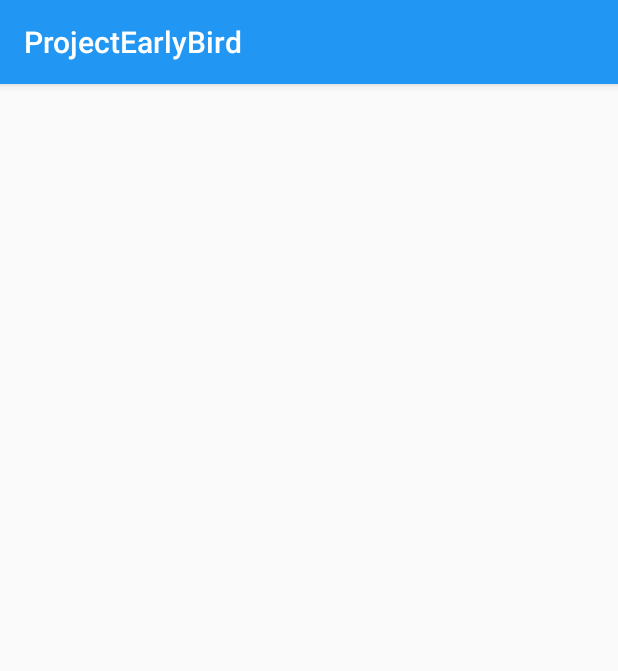
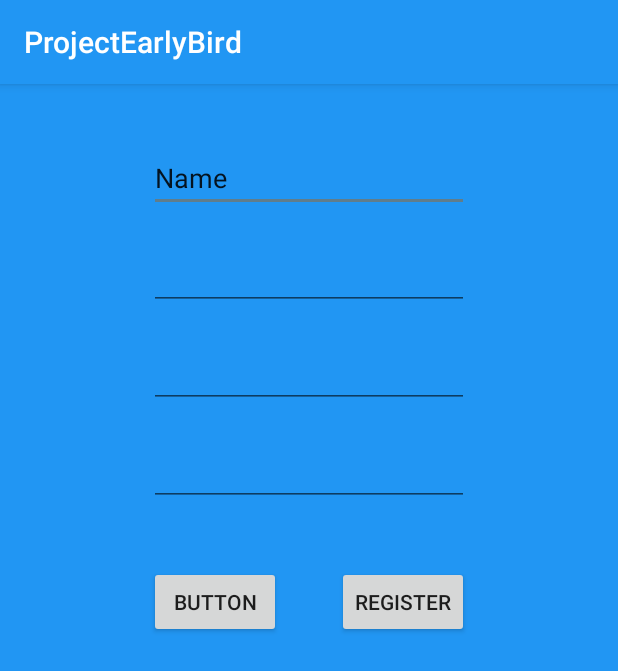
Before and after one commit to jnikodemus/projectearlybird, an Android app: the RegisterActivity screen opened directly, with no data from a screen before it, on a phone screen of 412 x 824 dp. Shown: the top 671 px of the screen. Run offline under Robolectric (Android 15) with nearby library versions, the phone set to English and light mode, and no system bars.

Commit message:
Added ActivityRegister

```diff
--- a/app/src/main/java/de/ntbit/projectearlybird/ui/LoginActivity.kt
+++ b/app/src/main/java/de/ntbit/projectearlybird/ui/LoginActivity.kt
@@ -5,12 +5,9 @@
 import de.ntbit.projectearlybird.R
 
 import de.ntbit.projectearlybird.connection.ParseConnection
-import java.util.logging.Logger
 
 
 class LoginActivity : AppCompatActivity() {
-
-    private val log = Logger.getLogger(this.localClassName)
 
     override fun onCreate(savedInstanceState: Bundle?) {
         super.onCreate(savedInstanceState)
--- a/app/src/main/res/layout/activity_register.xml
+++ b/app/src/main/res/layout/activity_register.xml
@@ -4,6 +4,72 @@
     xmlns:tools="http://schemas.android.com/tools"
     android:layout_width="match_parent"
     android:layout_height="match_parent"
+    android:background="@color/colorPrimary"
     tools:context=".ui.RegisterActivity">
 
+    <EditText
+        android:id="@+id/actRegisterEditTxtUsername"
+        android:layout_width="wrap_content"
+        android:layout_height="wrap_content"
+        android:layout_marginTop="40dp"
+        android:ems="10"
+        android:inputType="textPersonName"
+        android:text="Name"
+        app:layout_constraintEnd_toEndOf="parent"
+        app:layout_constraintStart_toStartOf="parent"
+        app:layout_constraintTop_toTopOf="parent" />
+
+    <EditText
+        android:id="@+id/actRegisterEditTxtEmail"
+        android:layout_width="wrap_content"
+        android:layout_height="wrap_content"
+        android:layout_marginTop="20dp"
+        android:ems="10"
+        android:inputType="textEmailAddress"
+        app:layout_constraintEnd_toEndOf="@+id/actRegisterEditTxtUsername"
+        app:layout_constraintHorizontal_bias="0.0"
+        app:layout_constraintStart_toStartOf="@+id/actRegisterEditTxtUsername"
+        app:layout_constraintTop_toBottomOf="@+id/actRegisterEditTxtUsername" />
+
+    <EditText
+        android:id="@+id/actRegisterEditTxtPassword"
+        android:layout_width="wrap_content"
+        android:layout_height="wrap_content"
+        android:layout_marginTop="20dp"
+        android:ems="10"
+        android:inputType="textPassword"
+        app:layout_constraintEnd_toEndOf="@+id/actRegisterEditTxtEmail"
+        app:layout_constraintHorizontal_bias="0.0"
+        app:layout_constraintStart_toStartOf="@+id/actRegisterEditTxtEmail"
+        app:layout_constraintTop_toBottomOf="@+id/actRegisterEditTxtEmail" />
+
+    <EditText
+        android:id="@+id/actRegisterEditTxtPasswordRetry"
+        android:layout_width="wrap_content"
+        android:layout_height="wrap_content"
+        android:layout_marginTop="20dp"
+        android:ems="10"
+        android:inputType="textPassword"
+        app:layout_constraintEnd_toEndOf="@+id/actRegisterEditTxtPassword"
+        app:layout_constraintHorizontal_bias="0.0"
+        app:layout_constraintStart_toStartOf="@+id/actRegisterEditTxtPassword"
+        app:layout_constraintTop_toBottomOf="@+id/actRegisterEditTxtPassword" />
+
+    <Button
+        android:id="@+id/actRegisterBtnRegister"
+        android:layout_width="wrap_content"
+        android:layout_height="wrap_content"
+        android:layout_marginTop="40dp"
+        android:text="@string/app_register"
+        app:layout_constraintEnd_toEndOf="@+id/actRegisterEditTxtPasswordRetry"
+        app:layout_constraintTop_toBottomOf="@+id/actRegisterEditTxtPasswordRetry" />
+
+    <Button
+        android:id="@+id/actRegisterBtnCancel"
+        android:layout_width="wrap_content"
+        android:layout_height="wrap_content"
+        android:layout_marginTop="40dp"
+        android:text="Button"
+        app:layout_constraintStart_toStartOf="@+id/actRegisterEditTxtPasswordRetry"
+        app:layout_constraintTop_toBottomOf="@+id/actRegisterEditTxtPasswordRetry" />
 </androidx.constraintlayout.widget.ConstraintLayout>
```
